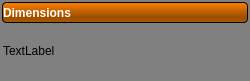
This is Interface/AppInterface/ToolBoxPageWidget.ui in jessdtate/Seg3D as Qt 5 draws it before an edit. The edited form follows.
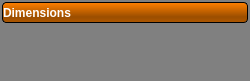
This is the edited form.

The edit to the form file:
```diff
--- a/Interface/AppInterface/ToolBoxPageWidget.ui
+++ b/Interface/AppInterface/ToolBoxPageWidget.ui
@@ -255,8 +255,14 @@
       </property>
       <item>
        <widget class="QLabel" name="url_">
+        <property name="maximumSize">
+         <size>
+          <width>0</width>
+          <height>0</height>
+         </size>
+        </property>
         <property name="text">
-         <string>TextLabel</string>
+         <string/>
         </property>
        </widget>
       </item>
```
